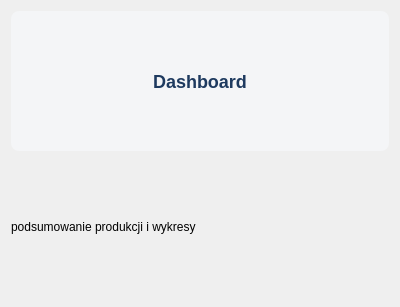
First picture: the form in ui/DashboardView.ui, repository MagdaOleksandrTeam/ProductionPlanner, before the edit.
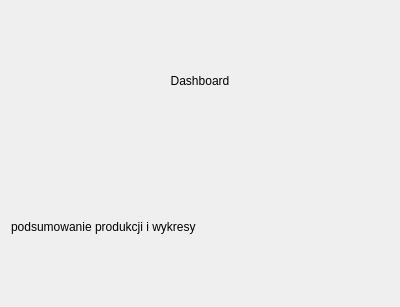
Second picture: the form after the edit.

Diff of the .ui file:
```diff
--- a/ui/DashboardView.ui
+++ b/ui/DashboardView.ui
@@ -17,11 +17,7 @@
    <item>
     <widget class="QLabel" name="title">
      <property name="styleSheet">
-      <string notr="true">font-size: 18px;
-font-weight: bold;
-color: #1E3A5F;
-background-color: #F4F5F7;
-border-radius: 8px;</string>
+      <string notr="true"/>
      </property>
      <property name="text">
       <string>Dashboard</string>
```
Left out of the diff: 8 changed lines with no effect on the pictures.
